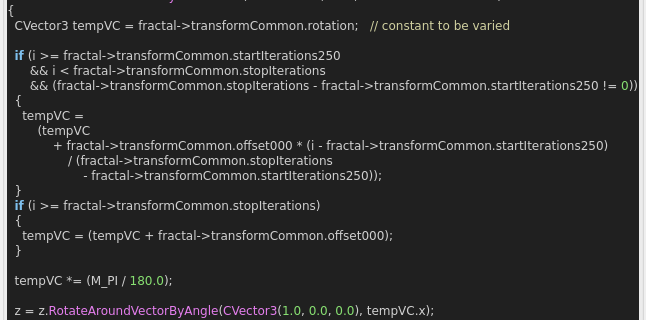
Before: the Qt Designer form mandelbulber2/qt_data/fractal_transf_rotation_varyV1.ui in buddhi1980/mandelbulber2, drawn with Qt 5; both pictures show x 0 to 646 and y 335 to 655 of the 646 by 740 pixel window.
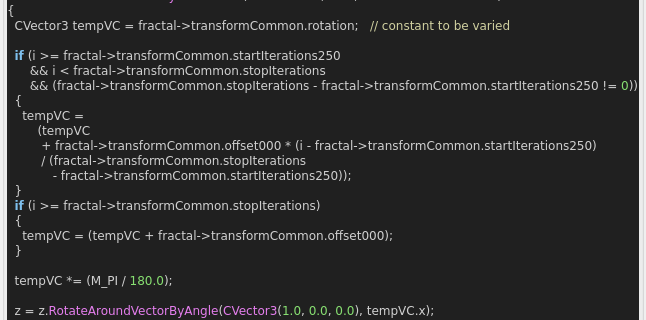
After: the same form once the commit is applied. Custom widgets are drawn as their Qt base class.

Commit message:
stripped code highlight output to body tag
 the surrounding part (HTML Tag and comment) contained version specific parts.
 Now only the body tag will be written to the ui file,
 so the complete output of populateUiInformation.php should be reproducable.

 Also readded broken symlinks in deploy/share/mandelbulber2

What changed in the file:
```diff
--- a/mandelbulber2/qt_data/fractal_transf_rotation_varyV1.ui
+++ b/mandelbulber2/qt_data/fractal_transf_rotation_varyV1.ui
@@ -471,14 +471,8 @@
          <string>&lt;p&gt;rotation variation v1. Rotation angles vary based on iteration parameters.&lt;/p&gt;&lt;table&gt;
 &lt;/table&gt;
 &lt;h3&gt;Code&lt;/h3&gt;
-&lt;!DOCTYPE HTML PUBLIC &quot;-//W3C//DTD HTML 4.0 Transitional//EN&quot;&gt;
-&lt;html&gt;
-&lt;head&gt;
-&lt;meta http-equiv=&quot;content-type&quot; content=&quot;text/html; charset=ISO-8859-1&quot;&gt;
-&lt;title&gt;Source file&lt;/title&gt;
-&lt;/head&gt;
 &lt;body style=&quot;background-color:#202020&quot;&gt;
-&lt;pre style=&quot;color:#d0d0d0; background-color:#202020;  font-family:'Courier New';&quot;&gt;&lt;span style=&quot;color:#f09479; font-weight:bold&quot;&gt;void&lt;/span&gt; &lt;span style=&quot;color:#e47eed&quot;&gt;TransformRotationVaryV1Iteration&lt;/span&gt;&lt;span style=&quot;color:#d0d0d0&quot;&gt;(&lt;/span&gt;CVector3 &lt;span style=&quot;color:#d0d0d0&quot;&gt;&amp;amp;&lt;/span&gt;z&lt;span style=&quot;color:#d0d0d0&quot;&gt;,&lt;/span&gt; &lt;span style=&quot;color:#f09479; font-weight:bold&quot;&gt;int&lt;/span&gt; i&lt;span style=&quot;color:#d0d0d0&quot;&gt;,&lt;/span&gt; &lt;span style=&quot;color:#f09479; font-weight:bold&quot;&gt;const&lt;/span&gt; cFractal &lt;span style=&quot;color:#d0d0d0&quot;&gt;*&lt;/span&gt;fractal&lt;span style=&quot;color:#d0d0d0&quot;&gt;)&lt;/span&gt;
+&lt;pre style=&quot;color:#d0d0d0; background-color:#202020;  font-family:'Courier New',monospace;&quot;&gt;&lt;span style=&quot;color:#f09479; font-weight:bold&quot;&gt;void&lt;/span&gt; &lt;span style=&quot;color:#e47eed&quot;&gt;TransformRotationVaryV1Iteration&lt;/span&gt;&lt;span style=&quot;color:#d0d0d0&quot;&gt;(&lt;/span&gt;CVector3 &lt;span style=&quot;color:#d0d0d0&quot;&gt;&amp;amp;&lt;/span&gt;z&lt;span style=&quot;color:#d0d0d0&quot;&gt;,&lt;/span&gt; &lt;span style=&quot;color:#f09479; font-weight:bold&quot;&gt;int&lt;/span&gt; i&lt;span style=&quot;color:#d0d0d0&quot;&gt;,&lt;/span&gt; &lt;span style=&quot;color:#f09479; font-weight:bold&quot;&gt;const&lt;/span&gt; cFractal &lt;span style=&quot;color:#d0d0d0&quot;&gt;*&lt;/span&gt;fractal&lt;span style=&quot;color:#d0d0d0&quot;&gt;)&lt;/span&gt;
 &lt;span style=&quot;color:#d0d0d0&quot;&gt;{&lt;/span&gt;
   CVector3 tempVC &lt;span style=&quot;color:#d0d0d0&quot;&gt;=&lt;/span&gt; fractal&lt;span style=&quot;color:#d0d0d0&quot;&gt;-&amp;gt;&lt;/span&gt;transformCommon&lt;span style=&quot;color:#d0d0d0&quot;&gt;.&lt;/span&gt;rotation&lt;span style=&quot;color:#d0d0d0&quot;&gt;;&lt;/span&gt;   &lt;span style=&quot;color:#d0d0a0&quot;&gt;// constant to be varied&lt;/span&gt;
 
@@ -488,9 +482,9 @@
   &lt;span style=&quot;color:#d0d0d0&quot;&gt;{&lt;/span&gt;
     tempVC &lt;span style=&quot;color:#d0d0d0&quot;&gt;=&lt;/span&gt;
         &lt;span style=&quot;color:#d0d0d0&quot;&gt;(&lt;/span&gt;tempVC
-            &lt;span style=&quot;color:#d0d0d0&quot;&gt;+&lt;/span&gt; fractal&lt;span style=&quot;color:#d0d0d0&quot;&gt;-&amp;gt;&lt;/span&gt;transformCommon&lt;span style=&quot;color:#d0d0d0&quot;&gt;.&lt;/span&gt;offset000 &lt;span style=&quot;color:#d0d0d0&quot;&gt;* (&lt;/span&gt;i &lt;span style=&quot;color:#d0d0d0&quot;&gt;-&lt;/span&gt; fractal&lt;span style=&quot;color:#d0d0d0&quot;&gt;-&amp;gt;&lt;/span&gt;transformCommon&lt;span style=&quot;color:#d0d0d0&quot;&gt;.&lt;/span&gt;startIterations250&lt;span style=&quot;color:#d0d0d0&quot;&gt;)&lt;/span&gt;
-                &lt;span style=&quot;color:#d0d0d0&quot;&gt;/ (&lt;/span&gt;fractal&lt;span style=&quot;color:#d0d0d0&quot;&gt;-&amp;gt;&lt;/span&gt;transformCommon&lt;span style=&quot;color:#d0d0d0&quot;&gt;.&lt;/span&gt;stopIterations
-                    &lt;span style=&quot;color:#d0d0d0&quot;&gt;-&lt;/span&gt; fractal&lt;span style=&quot;color:#d0d0d0&quot;&gt;-&amp;gt;&lt;/span&gt;transformCommon&lt;span style=&quot;color:#d0d0d0&quot;&gt;.&lt;/span&gt;startIterations250&lt;span style=&quot;color:#d0d0d0&quot;&gt;));&lt;/span&gt;
+         &lt;span style=&quot;color:#d0d0d0&quot;&gt;+&lt;/span&gt; fractal&lt;span style=&quot;color:#d0d0d0&quot;&gt;-&amp;gt;&lt;/span&gt;transformCommon&lt;span style=&quot;color:#d0d0d0&quot;&gt;.&lt;/span&gt;offset000 &lt;span style=&quot;color:#d0d0d0&quot;&gt;* (&lt;/span&gt;i &lt;span style=&quot;color:#d0d0d0&quot;&gt;-&lt;/span&gt; fractal&lt;span style=&quot;color:#d0d0d0&quot;&gt;-&amp;gt;&lt;/span&gt;transformCommon&lt;span style=&quot;color:#d0d0d0&quot;&gt;.&lt;/span&gt;startIterations250&lt;span style=&quot;color:#d0d0d0&quot;&gt;)&lt;/span&gt;
+         &lt;span style=&quot;color:#d0d0d0&quot;&gt;/ (&lt;/span&gt;fractal&lt;span style=&quot;color:#d0d0d0&quot;&gt;-&amp;gt;&lt;/span&gt;transformCommon&lt;span style=&quot;color:#d0d0d0&quot;&gt;.&lt;/span&gt;stopIterations
+            &lt;span style=&quot;color:#d0d0d0&quot;&gt;-&lt;/span&gt; fractal&lt;span style=&quot;color:#d0d0d0&quot;&gt;-&amp;gt;&lt;/span&gt;transformCommon&lt;span style=&quot;color:#d0d0d0&quot;&gt;.&lt;/span&gt;startIterations250&lt;span style=&quot;color:#d0d0d0&quot;&gt;));&lt;/span&gt;
   &lt;span style=&quot;color:#d0d0d0&quot;&gt;}&lt;/span&gt;
   &lt;span style=&quot;color:#7ec0ee; font-weight:bold&quot;&gt;if&lt;/span&gt; &lt;span style=&quot;color:#d0d0d0&quot;&gt;(&lt;/span&gt;i &lt;span style=&quot;color:#d0d0d0&quot;&gt;&amp;gt;=&lt;/span&gt; fractal&lt;span style=&quot;color:#d0d0d0&quot;&gt;-&amp;gt;&lt;/span&gt;transformCommon&lt;span style=&quot;color:#d0d0d0&quot;&gt;.&lt;/span&gt;stopIterations&lt;span style=&quot;color:#d0d0d0&quot;&gt;)&lt;/span&gt;
   &lt;span style=&quot;color:#d0d0d0&quot;&gt;{&lt;/span&gt;
@@ -504,10 +498,7 @@
   z &lt;span style=&quot;color:#d0d0d0&quot;&gt;=&lt;/span&gt; z&lt;span style=&quot;color:#d0d0d0&quot;&gt;.&lt;/span&gt;&lt;span style=&quot;color:#e47eed&quot;&gt;RotateAroundVectorByAngle&lt;/span&gt;&lt;span style=&quot;color:#d0d0d0&quot;&gt;(&lt;/span&gt;&lt;span style=&quot;color:#e47eed&quot;&gt;CVector3&lt;/span&gt;&lt;span style=&quot;color:#d0d0d0&quot;&gt;(&lt;/span&gt;&lt;span style=&quot;color:#87df71&quot;&gt;0.0&lt;/span&gt;&lt;span style=&quot;color:#d0d0d0&quot;&gt;,&lt;/span&gt; &lt;span style=&quot;color:#87df71&quot;&gt;0.0&lt;/span&gt;&lt;span style=&quot;color:#d0d0d0&quot;&gt;,&lt;/span&gt; &lt;span style=&quot;color:#87df71&quot;&gt;1.0&lt;/span&gt;&lt;span style=&quot;color:#d0d0d0&quot;&gt;),&lt;/span&gt; tempVC&lt;span style=&quot;color:#d0d0d0&quot;&gt;.&lt;/span&gt;z&lt;span style=&quot;color:#d0d0d0&quot;&gt;);&lt;/span&gt;
 &lt;span style=&quot;color:#d0d0d0&quot;&gt;}&lt;/span&gt;
 &lt;/pre&gt;
-&lt;/body&gt;
-&lt;/html&gt;
-&lt;!--HTML generated by highlight 3.9, http://www.andre-simon.de/--&gt;
-</string>
+&lt;/body&gt;</string>
         </property>
         <property name="wordWrap">
          <bool>true</bool>
```
The commit also changes 109 other files.
